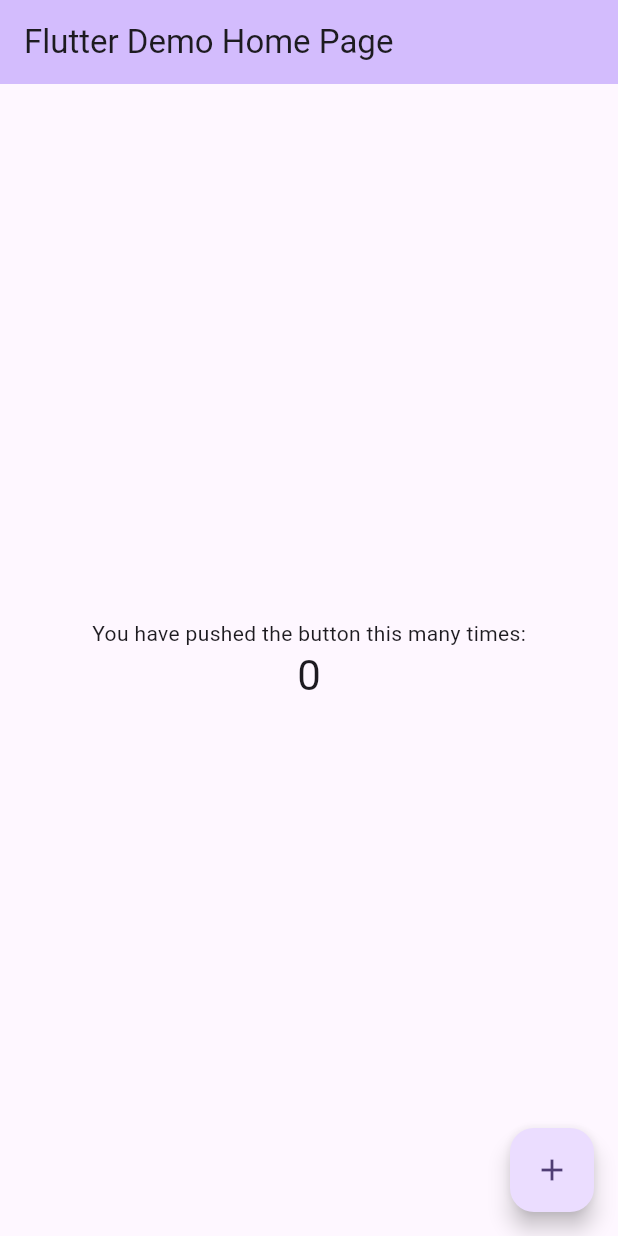
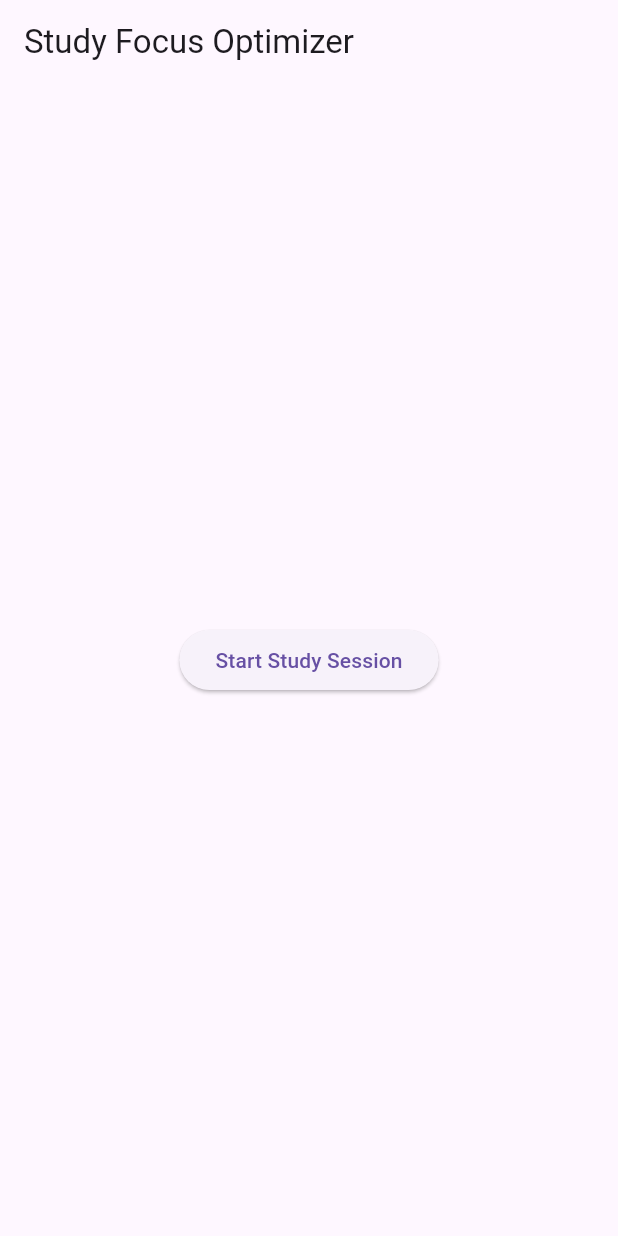
Before and after one commit to AnmolK9114/Study_Focus_Optimizer, a Flutter app: the screen it shows after launch, on a phone screen of 412 x 824 dp. Run offline on Flutter 3.47's test engine with Material 3 defaults, Android fonts, the phone set to English and light mode, and no system bars.

Commit message:
v1.0 Basic Study Focus App UI

```diff
--- a/study_focus_optimizer/lib/main.dart
+++ b/study_focus_optimizer/lib/main.dart
@@ -1,121 +1,26 @@
 import 'package:flutter/material.dart';
 
 void main() {
-  runApp(const MyApp());
+  runApp(const StudyFocusApp());
 }
 
-class MyApp extends StatelessWidget {
-  const MyApp({super.key});
+class StudyFocusApp extends StatelessWidget {
+  const StudyFocusApp({super.key});
 
-  // This widget is the root of your application.
   @override
   Widget build(BuildContext context) {
     return MaterialApp(
-      title: 'Flutter Demo',
-      theme: ThemeData(
-        // This is the theme of your application.
-        //
-        // TRY THIS: Try running your application with "flutter run". You'll see
-        // the application has a purple toolbar. Then, without quitting the app,
-        // try changing the seedColor in the colorScheme below to Colors.green
-        // and then invoke "hot reload" (save your changes or press the "hot
-        // reload" button in a Flutter-supported IDE, or press "r" if you used
-        // the command line to start the app).
-        //
-        // Notice that the counter didn't reset back to zero; the application
-        // state is not lost during the reload. To reset the state, use hot
-        // restart instead.
-        //
-        // This works for code too, not just values: Most code changes can be
-        // tested with just a hot reload.
-        colorScheme: .fromSeed(seedColor: Colors.deepPurple),
-      ),
-      home: const MyHomePage(title: 'Flutter Demo Home Page'),
-    );
-  }
-}
-
-class MyHomePage extends StatefulWidget {
-  const MyHomePage({super.key, required this.title});
-
-  // This widget is the home page of your application. It is stateful, meaning
-  // that it has a State object (defined below) that contains fields that affect
-  // how it looks.
-
-  // This class is the configuration for the state. It holds the values (in this
-  // case the title) provided by the parent (in this case the App widget) and
-  // used by the build method of the State. Fields in a Widget subclass are
-  // always marked "final".
-
-  final String title;
-
-  @override
-  State<MyHomePage> createState() => _MyHomePageState();
-}
-
-class _MyHomePageState extends State<MyHomePage> {
-  int _counter = 0;
-
-  void _incrementCounter() {
-    setState(() {
-      // This call to setState tells the Flutter framework that something has
-      // changed in this State, which causes it to rerun the build method below
-      // so that the display can reflect the updated values. If we changed
-      // _counter without calling setState(), then the build method would not be
-      // called again, and so nothing would appear to happen.
-      _counter++;
-    });
-  }
-
-  @override
-  Widget build(BuildContext context) {
-    // This method is rerun every time setState is called, for instance as done
-    // by the _incrementCounter method above.
-    //
-    // The Flutter framework has been optimized to make rerunning build methods
-    // fast, so that you can just rebuild anything that needs updating rather
-    // than having to individually change instances of widgets.
-    return Scaffold(
-      appBar: AppBar(
-        // TRY THIS: Try changing the color here to a specific color (to
-        // Colors.amber, perhaps?) and trigger a hot reload to see the AppBar
-        // change color while the other colors stay the same.
-        backgroundColor: Theme.of(context).colorScheme.inversePrimary,
-        // Here we take the value from the MyHomePage object that was created by
-        // the App.build method, and use it to set our appbar title.
-        title: Text(widget.title),
-      ),
-      body: Center(
-        // Center is a layout widget. It takes a single child and positions it
-        // in the middle of the parent.
-        child: Column(
-          // Column is also a layout widget. It takes a list of children and
-          // arranges them vertically. By default, it sizes itself to fit its
-          // children horizontally, and tries to be as tall as its parent.
-          //
-          // Column has various properties to control how it sizes itself and
-          // how it positions its children. Here we use mainAxisAlignment to
-          // center the children vertically; the main axis here is the vertical
-          // axis because Columns are vertical (the cross axis would be
-          // horizontal).
-          //
-          // TRY THIS: Invoke "debug painting" (choose the "Toggle Debug Paint"
-          // action in the IDE, or press "p" in the console), to see the
-          // wireframe for each widget.
-          mainAxisAlignment: .center,
-          children: [
-            const Text('You have pushed the button this many times:'),
-            Text(
-              '$_counter',
-              style: Theme.of(context).textTheme.headlineMedium,
-            ),
-          ],
+      title: 'Study Focus Optimizer',
+      home: Scaffold(
+        appBar: AppBar(
+          title: const Text('Study Focus Optimizer'),
         ),
-      ),
-      floatingActionButton: FloatingActionButton(
-        onPressed: _incrementCounter,
-        tooltip: 'Increment',
-        child: const Icon(Icons.add),
+        body: Center(
+          child: ElevatedButton(
+            onPressed: () {},
+            child: const Text('Start Study Session'),
+          ),
+        ),
       ),
     );
   }
```
